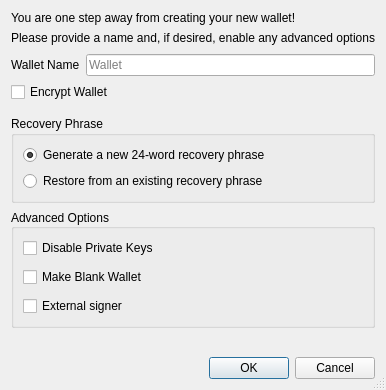
Cryptominer937/dorkcoin, file src/qt/forms/createwalletdialog.ui: the form before one commit.
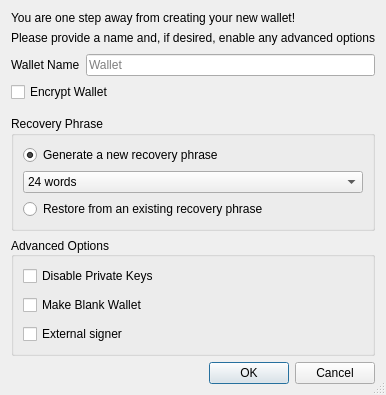
The form after the commit.

Patch:
```diff
--- a/src/qt/forms/createwalletdialog.ui
+++ b/src/qt/forms/createwalletdialog.ui
@@ -127,13 +127,27 @@
          <string>Create a new wallet and show its 24-word recovery phrase so you can write it down.</string>
         </property>
         <property name="text">
-         <string>Generate a new 24-word recovery phrase</string>
+            <string>Generate a new recovery phrase</string>
         </property>
         <property name="checked">
          <bool>true</bool>
         </property>
        </widget>
       </item>
+    <item>
+     <widget class="QComboBox" name="seed_word_count_combo">
+      <item>
+       <property name="text">
+        <string>24 words</string>
+       </property>
+      </item>
+      <item>
+       <property name="text">
+        <string>12 words</string>
+       </property>
+      </item>
+     </widget>
+    </item>
       <item>
        <widget class="QRadioButton" name="seed_restore_radio">
         <property name="toolTip">
```
Left out of the diff: 4 changed lines with no effect on the pictures.
